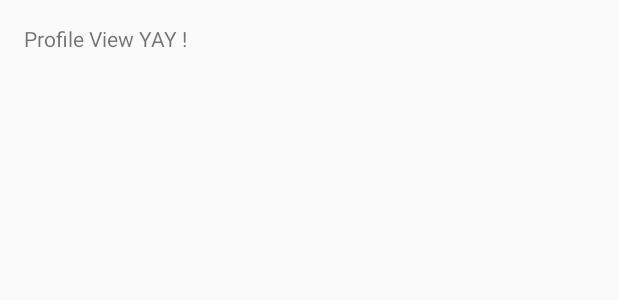
After one commit to alfredsamy/BestRead, an Android app: the layout activity_user.xml on its own in the app's theme, with its tools: preview values and no code run, on a phone screen of 412 x 824 dp. The commit adds this screen. Shown: the top 300 px of the screen. Run offline under Robolectric (Android 15) with nearby library versions, the phone set to English and light mode, and no system bars.

Commit message:
added profile view activity and linked it with the rest of the app

```diff
--- a/app/src/main/java/com/bestread/app/bestread/UserFeed.java
+++ b/app/src/main/java/com/bestread/app/bestread/UserFeed.java
@@ -63,6 +63,10 @@ public class UserFeed extends AppCompatActivity {
         if (id == R.id.writePost) {
             Intent writeStatus = new Intent(this, WriteStatus.class);
             startActivity(writeStatus);
+            return true;
+        }else if(id == R.id.profile_view){
+            Intent profile_view = new Intent(this, User.class);
+            startActivity(profile_view);
             return true;
         }
 
--- /dev/null
+++ b/app/src/main/res/layout/activity_user.xml
@@ -0,0 +1,20 @@
+<?xml version="1.0" encoding="utf-8"?>
+<RelativeLayout xmlns:android="http://schemas.android.com/apk/res/android"
+    xmlns:tools="http://schemas.android.com/tools"
+    android:id="@+id/activity_user"
+    android:layout_width="match_parent"
+    android:layout_height="match_parent"
+    android:paddingBottom="@dimen/activity_vertical_margin"
+    android:paddingLeft="@dimen/activity_horizontal_margin"
+    android:paddingRight="@dimen/activity_horizontal_margin"
+    android:paddingTop="@dimen/activity_vertical_margin"
+    tools:context="com.bestread.app.bestread.User">
+
+    <TextView
+        android:text="Profile View YAY !"
+        android:layout_width="match_parent"
+        android:layout_height="match_parent"
+        android:id="@+id/textView4"
+        android:layout_alignParentTop="true"
+        android:layout_centerHorizontal="true" />
+</RelativeLayout>
--- a/app/src/main/res/menu/menu_userfeeds.xml
+++ b/app/src/main/res/menu/menu_userfeeds.xml
@@ -2,6 +2,11 @@
     xmlns:app="http://schemas.android.com/apk/res-auto"
     xmlns:tools="http://schemas.android.com/tools"
     tools:context="com.bestread.app.bestread.UserFeed">
+    <item
+        android:id="@+id/profile_view"
+        android:orderInCategory="100"
+        android:title="Profile View" />
+
     <item
         android:id="@+id/writePost"
         android:orderInCategory="100"
```
Also changed, not shown: app/src/main/AndroidManifest.xml (+6 -7 lines), app/src/main/java/com/bestread/app/bestread/User.java (added, +13 -0 lines), app/src/main/res/values-v21/styles.xml (added, +9 -0 lines), 2 other files.
